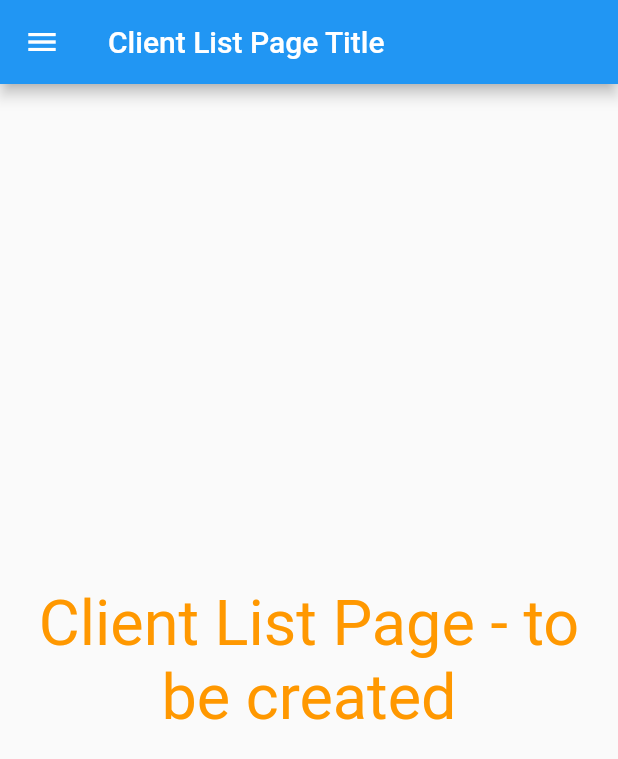
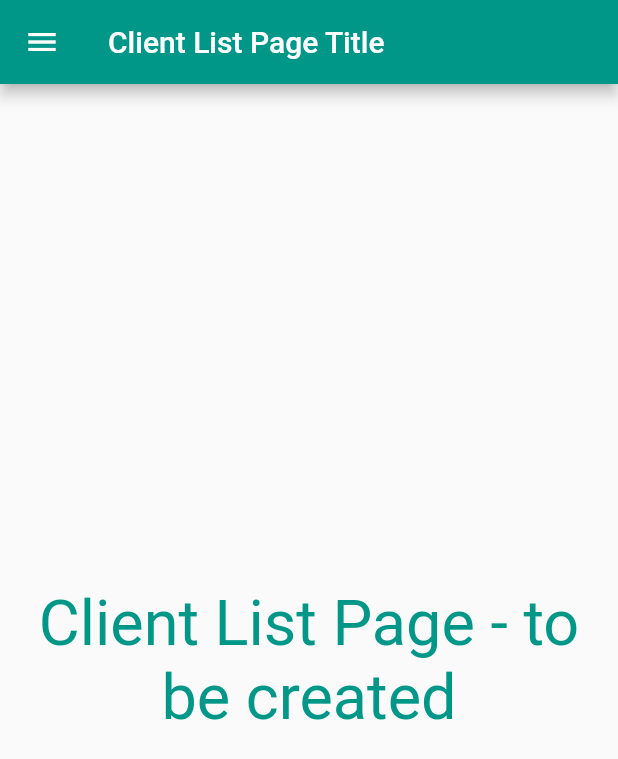
Before and after one commit to Xuffasch/flutter_primeur, a Flutter app: the ClientListPage screen opened by its route, on a phone screen of 412 x 824 dp. Shown: the top 759 px of the screen. Run offline on Flutter 3.47's test engine with Material 2 defaults, Android fonts, the phone set to English and light mode, and no system bars.

Commit message:
Changed the app bar color according to widget

```diff
--- a/primeur/lib/1-Clients/clientDetailPage.dart
+++ b/primeur/lib/1-Clients/clientDetailPage.dart
@@ -16,6 +16,7 @@ class _ClientDetailPageState extends State<ClientDetailPage> {
     return Scaffold(
       drawer: MainDrawer(accountName: 'Primeur', sourceScreen: "Client Detail"),
       appBar: AppBar(
+        backgroundColor: Colors.teal[500],
         title: Text(widget.title),
       ),
       body: Center(
--- a/primeur/lib/1-Clients/clientListPage.dart
+++ b/primeur/lib/1-Clients/clientListPage.dart
@@ -14,8 +14,9 @@ class _ClientListPageState extends State<ClientListPage> {
   @override
   Widget build(BuildContext context) {
     return Scaffold(
-      drawer: MainDrawer(accountName: 'Primeur', sourceScreen: 'Client',),
+      drawer: MainDrawer(accountName: 'Primeur', sourceScreen: 'Client'),
       appBar: AppBar(
+        backgroundColor: Colors.teal,
         title: Text(widget.title),
       ),
       body: Center(
@@ -24,7 +25,7 @@ class _ClientListPageState extends State<ClientListPage> {
             "Client List Page - to be created",
             textAlign: TextAlign.center,
             style: TextStyle(
-              color: Colors.orange,
+              color: Colors.teal,
               fontSize: 42,
             )
           ),
--- a/primeur/lib/2a-Orders/orderListPage.dart
+++ b/primeur/lib/2a-Orders/orderListPage.dart
@@ -16,6 +16,7 @@ class _OrderListPageState extends State<OrderListPage> {
     return Scaffold(
       drawer: MainDrawer(accountName: "Primeur", sourceScreen: "Order",),
       appBar: AppBar(
+        backgroundColor: Colors.orange,
         title: Text(widget.title),
       ),
       body: Center(
--- a/primeur/lib/2b-Procurements/procurementListPage.dart
+++ b/primeur/lib/2b-Procurements/procurementListPage.dart
@@ -16,6 +16,7 @@ class _ProcurementListPageState extends State<ProcurementListPage> {
     return Scaffold(
       drawer: MainDrawer(accountName: "Primeur", sourceScreen: 'Procurement',),
       appBar: AppBar(
+        backgroundColor: Colors.purple,
         title: Text(widget.title),
       ),
       body: Center(
@@ -24,7 +25,7 @@ class _ProcurementListPageState extends State<ProcurementListPage> {
             "Procurement List Page - to be created",
             textAlign: TextAlign.center,
             style: TextStyle(
-              color: Colors.orange,
+              color: Colors.purple,
               fontSize: 42,
             )
           ),
```
